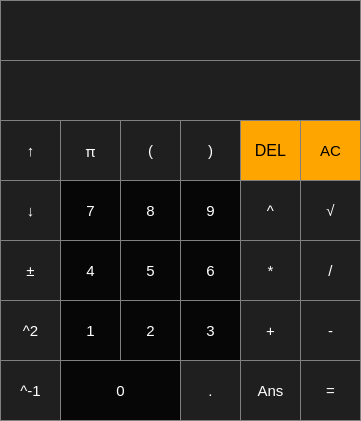
Before: the Qt Designer form CalcWithGui/CalcWithGui.ui in NaschKadse/CalcWithGui, drawn with Qt 5.
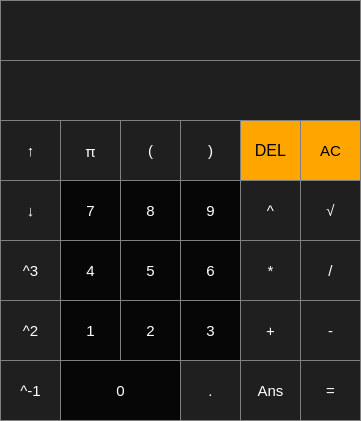
After: the same form once the commit is applied. Custom widgets are drawn as their Qt base class.

```diff
--- a/CalcWithGui/CalcWithGui.ui
+++ b/CalcWithGui/CalcWithGui.ui
@@ -1095,10 +1095,7 @@
 }</string>
     </property>
     <property name="text">
-     <string>±</string>
-    </property>
-    <property name="shortcut">
-     <string>M</string>
+     <string>^3</string>
     </property>
    </widget>
   </widget>
```
Left out of the diff: 6 changed lines with no effect on the pictures.
